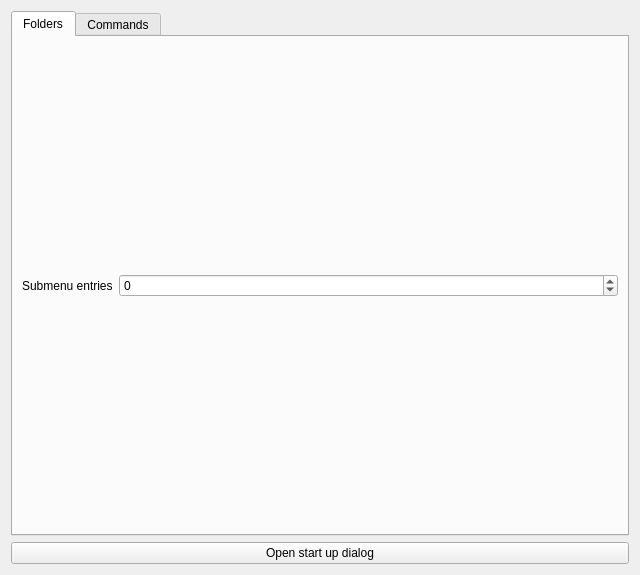
g-fb/quickaccess, file ui/settings.ui: the form before one commit.
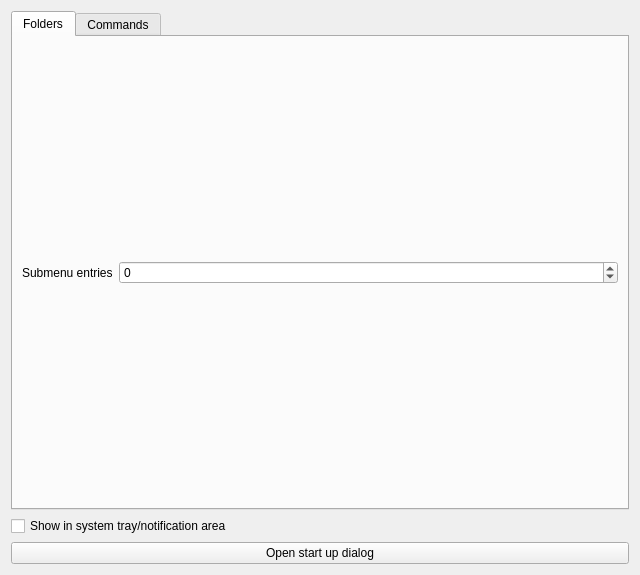
The form after the commit. Custom widgets are drawn as their Qt base class.

Commit message: - add setting to toggle tray icon

```diff
--- a/ui/settings.ui
+++ b/ui/settings.ui
@@ -106,6 +106,13 @@
      </widget>
     </widget>
    </item>
+   <item>
+    <widget class="QCheckBox" name="kcfg_ShowInTray">
+     <property name="text">
+      <string>Show in system tray/notification area</string>
+     </property>
+    </widget>
+   </item>
    <item>
     <widget class="QPushButton" name="openStartUpDialogButton">
      <property name="text">
```
The commit also changes 7 other files.
